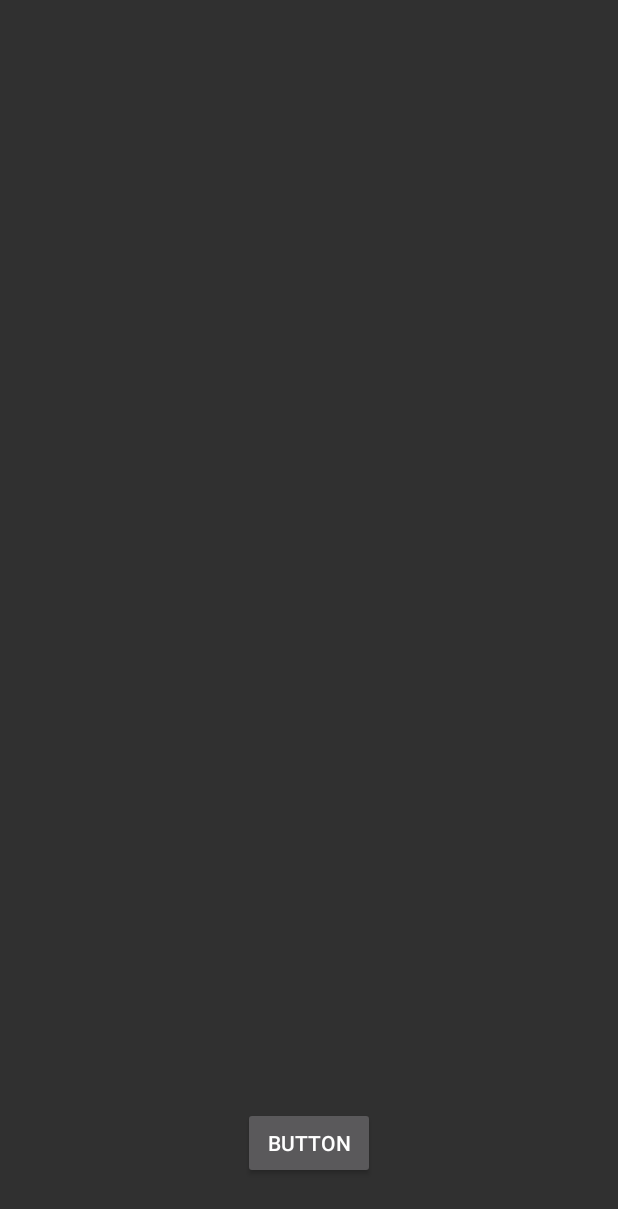
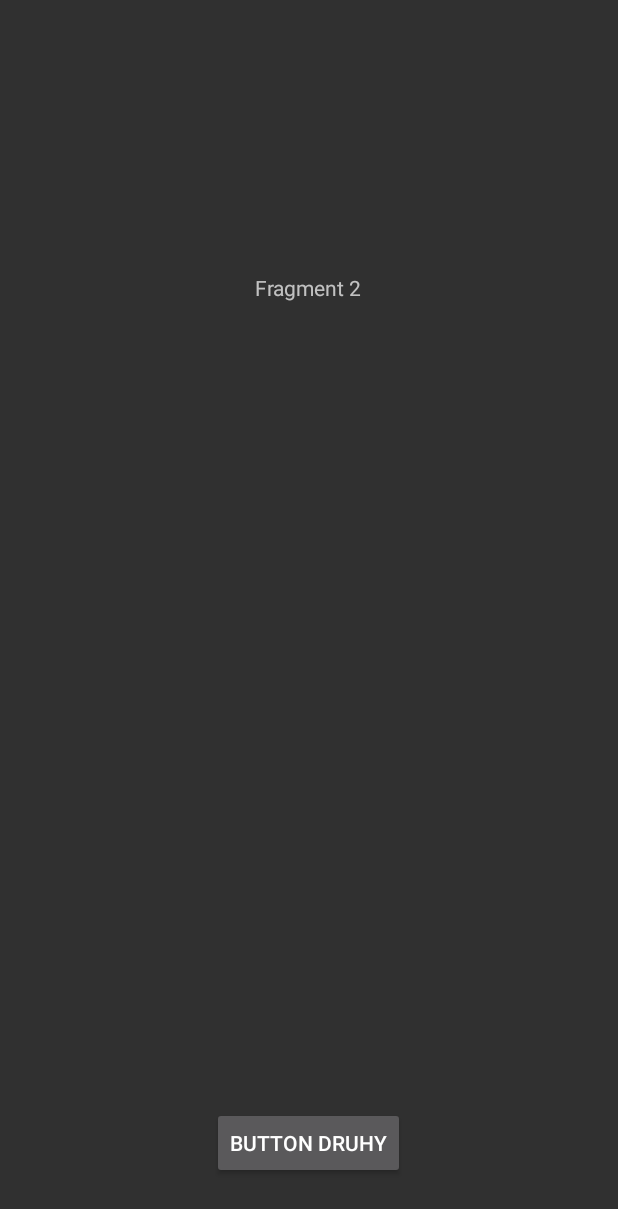
Before and after one commit to gaborpeter11/Parking, an Android app: the fragment DruhyFragment shown on its own in the app's theme, on a phone screen of 412 x 824 dp. Shown: the top 1209 px of the screen. Run offline under Robolectric (Android 15) with nearby library versions, the phone set to English and light mode, and no system bars; our stand-ins replace ButterKnife; libraries missing offline, so code that uses them is left out: com.hannesdorfmann.fragmentargs; 2 statements that could not run were skipped.

Commit message:
today work

```diff
--- a/app/src/main/java/com/example/android/wirecardparking/DruhyFragment.java
+++ b/app/src/main/java/com/example/android/wirecardparking/DruhyFragment.java
@@ -15,17 +15,28 @@ public class DruhyFragment extends BaseFragment {
     @Arg(required = false)
     String type;
 
+    private SignUpRequestBuilder signUpRequestBuilder;
+
+
+    public static BaseFragment newInstance(SignUpRequestBuilder builder) {
+        DruhyFragment fragment = new DruhyFragment();
+        fragment.signUpRequestBuilder = builder;
+        return fragment;
+    }
+
     @Override
     protected void init(Bundle savedInstanceState) {
         //activity.setSupportActionBar(((MainActivity) activity).getToolbar());
 
-        Toast.makeText(getActivity(), type,
-                Toast.LENGTH_LONG).show();
+        Toast.makeText(getActivity(), "Fragment DRUHY",
+                Toast.LENGTH_SHORT).show();
+
+
     }
 
     @Override
     protected int getResLayoutId() {
-        return R.layout.fragment_main;
+        return R.layout.fragment_druhy;
     }
 
 
--- a/app/src/main/res/layout/fragment_druhy.xml
+++ b/app/src/main/res/layout/fragment_druhy.xml
@@ -14,4 +14,14 @@
         android:text="Button Druhy" />
 
 
+    <TextView
+        android:id="@+id/textView"
+        android:layout_width="wrap_content"
+        android:layout_height="wrap_content"
+        android:layout_alignParentTop="true"
+        android:layout_centerHorizontal="true"
+        android:layout_marginTop="182dp"
+        android:text="Fragment 2" />
+
+
 </RelativeLayout>
```
Also changed, not shown: app/src/main/java/com/example/android/wirecardparking/BaseFragment.java (+10 -0 lines), app/src/main/java/com/example/android/wirecardparking/MainActivity.java (+9 -2 lines), app/src/main/java/com/example/android/wirecardparking/MainFragment.java (+41 -24 lines), app/src/main/java/com/example/android/wirecardparking/SignUpRequestBuilder.java (added, +22 -0 lines), app/src/main/res/layout/fragment_main.xml (+9 -0 lines).
